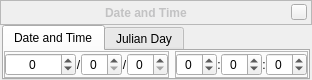
Before: the Qt Designer form src/gui/dateTimeDialogGui.ui in ultrapre/stellarium, drawn with Qt 5.
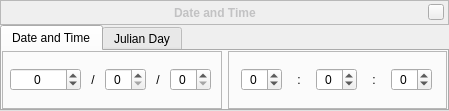
After: the same form once the commit is applied. Custom widgets are drawn as their Qt base class.

```diff
--- a/src/gui/dateTimeDialogGui.ui
+++ b/src/gui/dateTimeDialogGui.ui
@@ -6,8 +6,8 @@
    <rect>
     <x>0</x>
     <y>0</y>
-    <width>312</width>
-    <height>74</height>
+    <width>449</width>
+    <height>111</height>
    </rect>
   </property>
   <property name="styleSheet">
@@ -29,7 +29,181 @@
    <property name="spacing">
     <number>0</number>
    </property>
-   <item row="2" column="1">
+   <item row="0" column="0">
+    <widget class="BarFrame" name="TitleBar">
+     <property name="sizePolicy">
+      <sizepolicy hsizetype="Expanding" vsizetype="Preferred">
+       <horstretch>0</horstretch>
+       <verstretch>0</verstretch>
+      </sizepolicy>
+     </property>
+     <property name="minimumSize">
+      <size>
+       <width>16</width>
+       <height>25</height>
+      </size>
+     </property>
+     <property name="maximumSize">
+      <size>
+       <width>16777215</width>
+       <height>25</height>
+      </size>
+     </property>
+     <property name="frameShape">
+      <enum>QFrame::StyledPanel</enum>
+     </property>
+     <layout class="QHBoxLayout">
+      <property name="spacing">
+       <number>0</number>
+      </property>
+      <property name="leftMargin">
+       <number>0</number>
+      </property>
+      <property name="topMargin">
+       <number>0</number>
+      </property>
+      <property name="rightMargin">
+       <number>4</number>
+      </property>
+      <property name="bottomMargin">
+       <number>0</number>
+      </property>
+      <item>
+       <spacer name="horizontalSpacer">
+        <property name="orientation">
+         <enum>Qt::Horizontal</enum>
+        </property>
+        <property name="sizeHint" stdset="0">
+         <size>
+          <width>40</width>
+          <height>20</height>
+         </size>
+        </property>
+       </spacer>
+      </item>
+      <item>
+       <widget class="QLabel" name="stelWindowTitle">
+        <property name="palette">
+         <palette>
+          <active>
+           <colorrole role="WindowText">
+            <brush brushstyle="SolidPattern">
+             <color alpha="255">
+              <red>194</red>
+              <green>194</green>
+              <blue>195</blue>
+             </color>
+            </brush>
+           </colorrole>
+           <colorrole role="Text">
+            <brush brushstyle="SolidPattern">
+             <color alpha="255">
+              <red>194</red>
+              <green>194</green>
+              <blue>195</blue>
+             </color>
+            </brush>
+           </colorrole>
+          </active>
+          <inactive>
+           <colorrole role="WindowText">
+            <brush brushstyle="SolidPattern">
+             <color alpha="255">
+              <red>194</red>
+              <green>194</green>
+              <blue>195</blue>
+             </color>
+            </brush>
+           </colorrole>
+           <colorrole role="Text">
+            <brush brushstyle="SolidPattern">
+             <color alpha="255">
+              <red>194</red>
+              <green>194</green>
+              <blue>195</blue>
+             </color>
+            </brush>
+           </colorrole>
+          </inactive>
+          <disabled>
+           <colorrole role="WindowText">
+            <brush brushstyle="SolidPattern">
+             <color alpha="255">
+              <red>194</red>
+              <green>194</green>
+              <blue>195</blue>
+             </color>
+            </brush>
+           </colorrole>
+           <colorrole role="Text">
+            <brush brushstyle="SolidPattern">
+             <color alpha="255">
+              <red>194</red>
+              <green>194</green>
+              <blue>195</blue>
+             </color>
+            </brush>
+           </colorrole>
+          </disabled>
+         </palette>
+        </property>
+        <property name="font">
+         <font>
+          <weight>75</weight>
+          <italic>false</italic>
+          <bold>true</bold>
+         </font>
+        </property>
+        <property name="text">
+         <string>Date and Time</string>
+        </property>
+       </widget>
+      </item>
+      <item>
+       <spacer name="horizontalSpacer_2">
+        <property name="orientation">
+         <enum>Qt::Horizontal</enum>
+        </property>
+        <property name="sizeHint" stdset="0">
+         <size>
+          <width>40</width>
+          <height>20</height>
+         </size>
+        </property>
+       </spacer>
+      </item>
+      <item>
+       <widget class="QPushButton" name="closeStelWindow">
+        <property name="sizePolicy">
+         <sizepolicy hsizetype="Fixed" vsizetype="Fixed">
+          <horstretch>0</horstretch>
+          <verstretch>0</verstretch>
+         </sizepolicy>
+        </property>
+        <property name="minimumSize">
+         <size>
+          <width>16</width>
+          <height>16</height>
+         </size>
+        </property>
+        <property name="maximumSize">
+         <size>
+          <width>16</width>
+          <height>16</height>
+         </size>
+        </property>
+        <property name="focusPolicy">
+         <enum>Qt::NoFocus</enum>
+        </property>
+        <property name="text">
+         <string/>
+        </property>
+       </widget>
+      </item>
+     </layout>
+    </widget>
+   </item>
+   <item row="1" column="0">
     <widget class="QTabWidget" name="dateTimeTabWidget">
      <property name="currentIndex">
       <number>0</number>
@@ -532,232 +706,6 @@
      </widget>
     </widget>
    </item>
-   <item row="2" column="0">
-    <spacer name="horizontalSpacer_3">
-     <property name="orientation">
-      <enum>Qt::Horizontal</enum>
-     </property>
-     <property name="sizeHint" stdset="0">
-      <size>
-       <width>0</width>
-       <height>0</height>
-      </size>
-     </property>
-    </spacer>
-   </item>
-   <item row="3" column="1">
-    <spacer name="verticalSpacer">
-     <property name="orientation">
-      <enum>Qt::Vertical</enum>
-     </property>
-     <property name="sizeHint" stdset="0">
-      <size>
-       <width>0</width>
-       <height>0</height>
-      </size>
-     </property>
-    </spacer>
-   </item>
-   <item row="2" column="2">
-    <spacer name="horizontalSpacer_4">
-     <property name="orientation">
-      <enum>Qt::Horizontal</enum>
-     </property>
-     <property name="sizeHint" stdset="0">
-      <size>
-       <width>0</width>
-       <height>0</height>
-      </size>
-     </property>
-    </spacer>
-   </item>
-   <item row="1" column="1">
-    <spacer name="verticalSpacer_2">
-     <property name="orientation">
-      <enum>Qt::Vertical</enum>
-     </property>
-     <property name="sizeHint" stdset="0">
-      <size>
-       <width>0</width>
-       <height>0</height>
-      </size>
-     </property>
-    </spacer>
-   </item>
-   <item row="0" column="0" colspan="3">
-    <widget class="BarFrame" name="TitleBar">
-     <property name="sizePolicy">
-      <sizepolicy hsizetype="Expanding" vsizetype="Preferred">
-       <horstretch>0</horstretch>
-       <verstretch>0</verstretch>
-      </sizepolicy>
-     </property>
-     <property name="minimumSize">
-      <size>
-       <width>16</width>
-       <height>25</height>
-      </size>
-     </property>
-     <property name="maximumSize">
-      <size>
-       <width>16777215</width>
-       <height>25</height>
-      </size>
-     </property>
-     <property name="frameShape">
-      <enum>QFrame::StyledPanel</enum>
-     </property>
-     <layout class="QHBoxLayout">
-      <property name="spacing">
-       <number>0</number>
-      </property>
-      <property name="leftMargin">
-       <number>0</number>
-      </property>
-      <property name="topMargin">
-       <number>0</number>
-      </property>
-      <property name="rightMargin">
-       <number>4</number>
-      </property>
-      <property name="bottomMargin">
-       <number>0</number>
-      </property>
-      <item>
-       <spacer name="horizontalSpacer">
-        <property name="orientation">
-         <enum>Qt::Horizontal</enum>
-        </property>
-        <property name="sizeHint" stdset="0">
-         <size>
-          <width>40</width>
-          <height>20</height>
-         </size>
-        </property>
-       </spacer>
-      </item>
-      <item>
-       <widget class="QLabel" name="stelWindowTitle">
-        <property name="palette">
-         <palette>
-          <active>
-           <colorrole role="WindowText">
-            <brush brushstyle="SolidPattern">
-             <color alpha="255">
-              <red>194</red>
-              <green>194</green>
-              <blue>195</blue>
-             </color>
-            </brush>
-           </colorrole>
-           <colorrole role="Text">
-            <brush brushstyle="SolidPattern">
-             <color alpha="255">
-              <red>194</red>
-              <green>194</green>
-              <blue>195</blue>
-             </color>
-            </brush>
-           </colorrole>
-          </active>
-          <inactive>
-           <colorrole role="WindowText">
-            <brush brushstyle="SolidPattern">
-             <color alpha="255">
-              <red>194</red>
-              <green>194</green>
-              <blue>195</blue>
-             </color>
-            </brush>
-           </colorrole>
-           <colorrole role="Text">
-            <brush brushstyle="SolidPattern">
-             <color alpha="255">
-              <red>194</red>
-              <green>194</green>
-              <blue>195</blue>
-             </color>
-            </brush>
-           </colorrole>
-          </inactive>
-          <disabled>
-           <colorrole role="WindowText">
-            <brush brushstyle="SolidPattern">
-             <color alpha="255">
-              <red>194</red>
-              <green>194</green>
-              <blue>195</blue>
-             </color>
-            </brush>
-           </colorrole>
-           <colorrole role="Text">
-            <brush brushstyle="SolidPattern">
-             <color alpha="255">
-              <red>194</red>
-              <green>194</green>
-              <blue>195</blue>
-             </color>
-            </brush>
-           </colorrole>
-          </disabled>
-         </palette>
-        </property>
-        <property name="font">
-         <font>
-          <weight>75</weight>
-          <italic>false</italic>
-          <bold>true</bold>
-         </font>
-        </property>
-        <property name="text">
-         <string>Date and Time</string>
-        </property>
-       </widget>
-      </item>
-      <item>
-       <spacer name="horizontalSpacer_2">
-        <property name="orientation">
-         <enum>Qt::Horizontal</enum>
-        </property>
-        <property name="sizeHint" stdset="0">
-         <size>
-          <width>40</width>
-          <height>20</height>
-         </size>
-        </property>
-       </spacer>
-      </item>
-      <item>
-       <widget class="QPushButton" name="closeStelWindow">
-        <property name="sizePolicy">
-         <sizepolicy hsizetype="Fixed" vsizetype="Fixed">
-          <horstretch>0</horstretch>
-          <verstretch>0</verstretch>
-         </sizepolicy>
-        </property>
-        <property name="minimumSize">
-         <size>
-          <width>16</width>
-          <height>16</height>
-         </size>
-        </property>
-        <property name="maximumSize">
-         <size>
-          <width>16</width>
-          <height>16</height>
-         </size>
-        </property>
-        <property name="focusPolicy">
-         <enum>Qt::NoFocus</enum>
-        </property>
-        <property name="text">
-         <string/>
-        </property>
-       </widget>
-      </item>
-     </layout>
-    </widget>
-   </item>
   </layout>
  </widget>
  <customwidgets>
```
